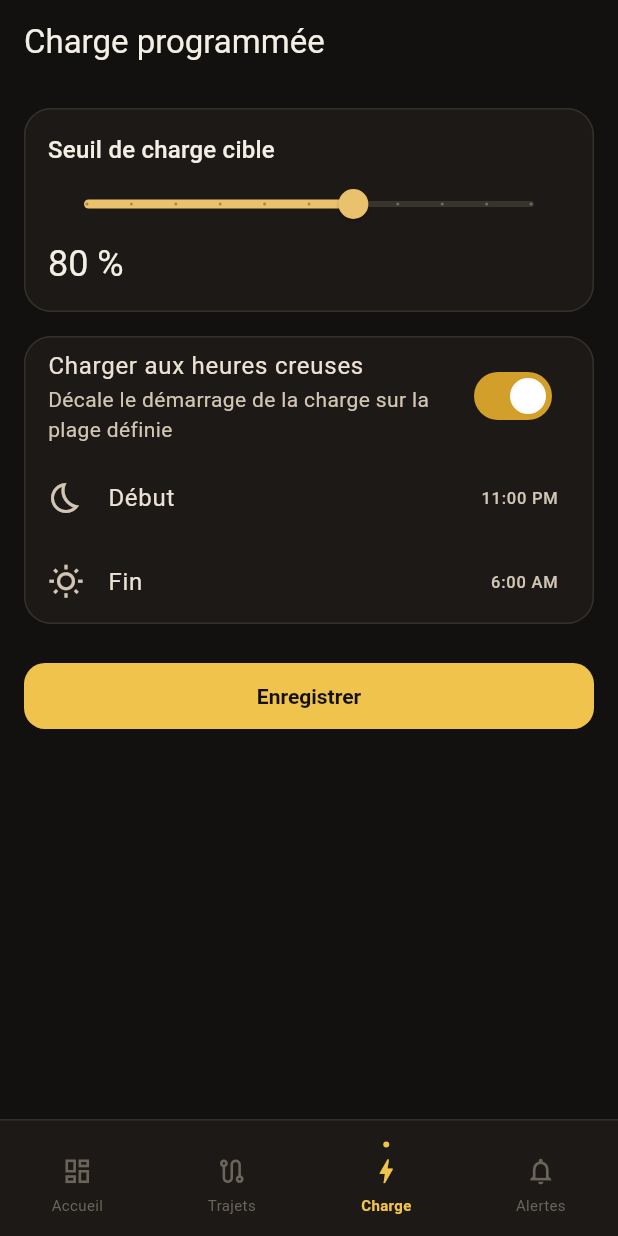
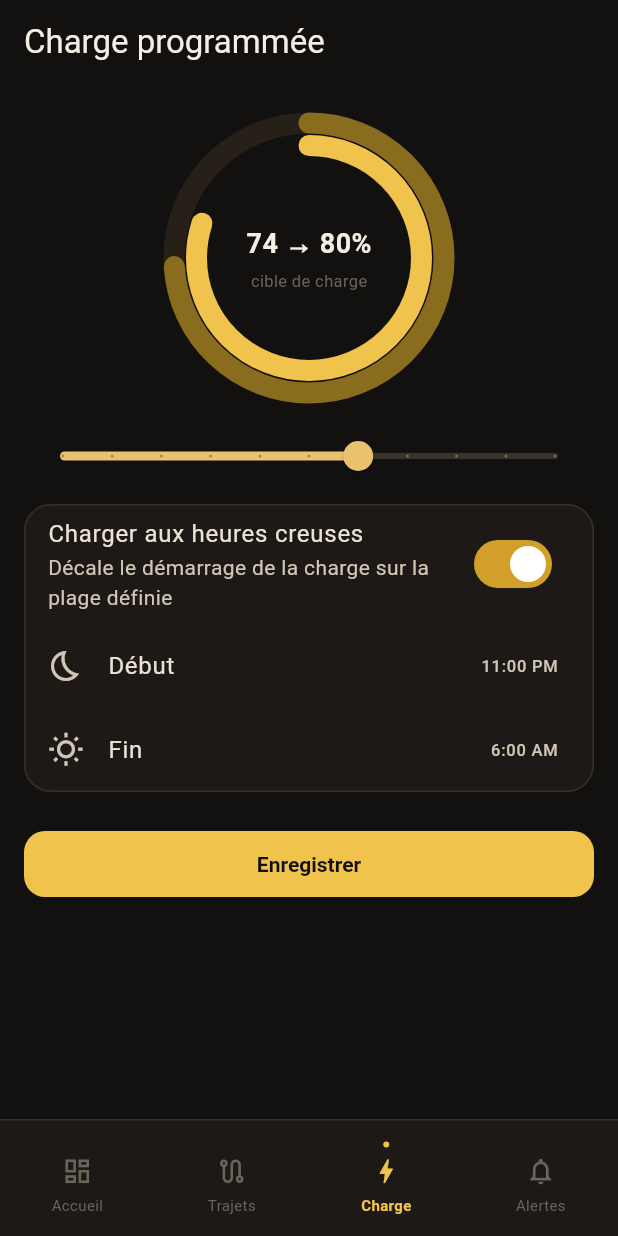
Before and after one commit to allekzx/MyPeugeot, a Flutter app: the HomeShell screen opened directly, item 3 of the bottom bar chosen, on a phone screen of 412 x 824 dp. Run offline on Flutter 3.47's test engine with Material 3 defaults, Android fonts, the phone set to English and light mode, and no system bars; network calls fail.

Commit message:
Branche tous les boutons restants et polit les écrans Trajets/Alertes
- Charge programmée : bouton "Enregistrer" relié pour de vrai à
  GET /charge_control, jauge circulaire (niveau actuel vs cible) dans le
  même esprit que le dashboard.
- Alertes : "Ajouter une zone" ouvre une vraie boîte de dialogue au lieu
  d'un message factice ; mention explicite que ces réglages restent
  locaux (pas de géofencing côté backend).
- Trajets : bascule sur le même mode réel que le dashboard (au lieu de
  données simulées forcées), gestion d'erreur, bouton actualiser, style
  aligné sur la nouvelle palette.

Co-Authored-By: Claude Sonnet 5 <noreply@anthropic.com>
Claude-Session: https://claude.ai/code/session_013xNACvSarrN5eq4ziyV6Cw

```diff
--- a/mobile/lib/screens/charge_schedule_screen.dart
+++ b/mobile/lib/screens/charge_schedule_screen.dart
@@ -1,20 +1,27 @@
 import 'package:flutter/material.dart';
 
-/// Stub de programmation de charge intelligente (seuil cible + heures
-/// creuses). Purement local pour l'instant : à relier à l'endpoint de
-/// programmation de charge du backend une fois confirmé.
+import '../services/api_service.dart';
+import '../theme/app_theme.dart';
+
+/// Programmation de charge : seuil cible + heures creuses, reliée à
+/// `GET /charge_control` (route confirmée côté backend).
 class ChargeScheduleScreen extends StatefulWidget {
-  const ChargeScheduleScreen({super.key});
+  const ChargeScheduleScreen({super.key, required this.vin, this.currentLevelPercent = 74});
+
+  final String vin;
+  final int currentLevelPercent;
 
   @override
   State<ChargeScheduleScreen> createState() => _ChargeScheduleScreenState();
 }
 
 class _ChargeScheduleScreenState extends State<ChargeScheduleScreen> {
+  final _api = ApiService(useMockData: const bool.fromEnvironment('USE_MOCK_DATA'));
   double _targetPercent = 80;
   bool _offPeakEnabled = true;
   TimeOfDay _startTime = const TimeOfDay(hour: 23, minute: 0);
   TimeOfDay _endTime = const TimeOfDay(hour: 6, minute: 0);
+  bool _saving = false;
 
   Future<void> _pickTime(bool isStart) async {
     final picked = await showTimePicker(
@@ -32,6 +39,30 @@ class _ChargeScheduleScreenState extends State<ChargeScheduleScreen> {
     }
   }
 
+  Future<void> _save() async {
+    setState(() => _saving = true);
+    try {
+      final time = _offPeakEnabled ? _startTime : TimeOfDay.now();
+      await _api.updateChargeControl(
+        widget.vin,
+        hour: time.hour,
+        minute: time.minute,
+        percentage: _targetPercent.round(),
+      );
+      if (mounted) {
+        ScaffoldMessenger.of(context).showSnackBar(
+          const SnackBar(content: Text('Programmation de charge enregistrée.')),
+        );
+      }
+    } catch (e) {
+      if (mounted) {
+        ScaffoldMessenger.of(context).showSnackBar(SnackBar(content: Text('$e')));
+      }
+    } finally {
+      if (mounted) setState(() => _saving = false);
+    }
+  }
+
   @override
   Widget build(BuildContext context) {
     return Scaffold(
@@ -39,13 +70,8 @@ class _ChargeScheduleScreenState extends State<ChargeScheduleScreen> {
       body: ListView(
         padding: const EdgeInsets.all(16),
         children: [
-          Card(
-            child: Padding(
-              padding: const EdgeInsets.all(16),
-              child: Column(
-                crossAxisAlignment: CrossAxisAlignment.start,
-                children: [
-                  Text('Seuil de charge cible', style: Theme.of(context).textTheme.titleMedium),
+          _ChargeRing(current: widget.currentLevelPercent, target: _targetPercent.round()),
+          const SizedBox(height: 8),
           Slider(
             value: _targetPercent,
             min: 50,
@@ -54,12 +80,7 @@ class _ChargeScheduleScreenState extends State<ChargeScheduleScreen> {
             label: '${_targetPercent.round()} %',
             onChanged: (v) => setState(() => _targetPercent = v),
           ),
-                  Text('${_targetPercent.round()} %', style: Theme.of(context).textTheme.headlineSmall),
-                ],
-              ),
-            ),
-          ),
-          const SizedBox(height: 16),
+          const SizedBox(height: 8),
           Card(
             child: Column(
               children: [
@@ -88,15 +109,65 @@ class _ChargeScheduleScreenState extends State<ChargeScheduleScreen> {
           ),
           const SizedBox(height: 24),
           FilledButton(
-            onPressed: () {
-              ScaffoldMessenger.of(context).showSnackBar(
-                const SnackBar(content: Text('Programmation enregistrée (pas encore reliée au backend).')),
-              );
-            },
-            child: const Text('Enregistrer'),
+            onPressed: _saving ? null : _save,
+            child: _saving
+                ? const SizedBox(height: 18, width: 18, child: CircularProgressIndicator(strokeWidth: 2))
+                : const Text('Enregistrer'),
           ),
         ],
       ),
     );
   }
 }
+
+class _ChargeRing extends StatelessWidget {
+  const _ChargeRing({required this.current, required this.target});
+
+  final int current;
+  final int target;
+
+  @override
+  Widget build(BuildContext context) {
+    return SizedBox(
+      height: 200,
+      child: Stack(
+        alignment: Alignment.center,
+        children: [
+          SizedBox(
+            height: 180,
+            width: 180,
+            child: CircularProgressIndicator(
+              value: current / 100,
+              strokeWidth: 14,
+              strokeCap: StrokeCap.round,
+              backgroundColor: AppColors.surfaceAlt,
+              valueColor: const AlwaysStoppedAnimation(AppColors.goldDim),
+            ),
+          ),
+          SizedBox(
+            height: 150,
+            width: 150,
+            child: CircularProgressIndicator(
+              value: target / 100,
+              strokeWidth: 14,
+              strokeCap: StrokeCap.round,
+              backgroundColor: Colors.transparent,
+              valueColor: const AlwaysStoppedAnimation(AppColors.goldBright),
+            ),
+          ),
+          Column(
+            mainAxisSize: MainAxisSize.min,
+            children: [
+              Text(
+                '$current → $target%',
+                style: const TextStyle(fontSize: 18, fontWeight: FontWeight.w700, color: AppColors.paper),
+              ),
+              const SizedBox(height: 4),
+              const Text('cible de charge', style: TextStyle(fontSize: 11, color: AppColors.ashDim)),
+            ],
+          ),
+        ],
+      ),
+    );
+  }
+}
--- a/mobile/lib/screens/home_shell.dart
+++ b/mobile/lib/screens/home_shell.dart
@@ -31,7 +31,7 @@ class _HomeShellState extends State<HomeShell> {
     final pages = [
       const DashboardScreen(vin: HomeShell.vin),
       const TripsScreen(vin: HomeShell.vin),
-      const ChargeScheduleScreen(),
+      const ChargeScheduleScreen(vin: HomeShell.vin),
       const AlertsScreen(),
     ];
 
```
Also changed, not shown: mobile/lib/screens/alerts_screen.dart (+50 -11 lines), mobile/lib/screens/trips_screen.dart (+30 -10 lines), mobile/lib/services/api_service.dart (+8 -0 lines). Lines whose indentation alone changed are shown as unchanged.
